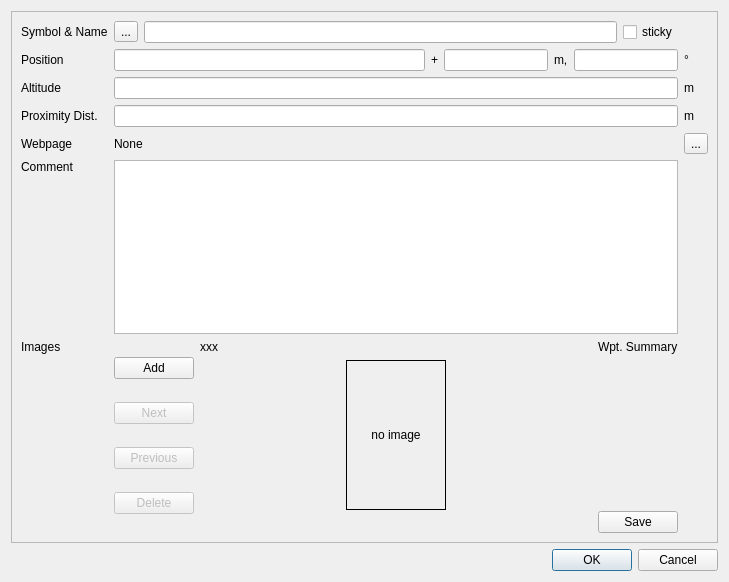
Old version of the form src/IDlgEditWpt.ui in the repository ntruchsess/QLandkarteGT.
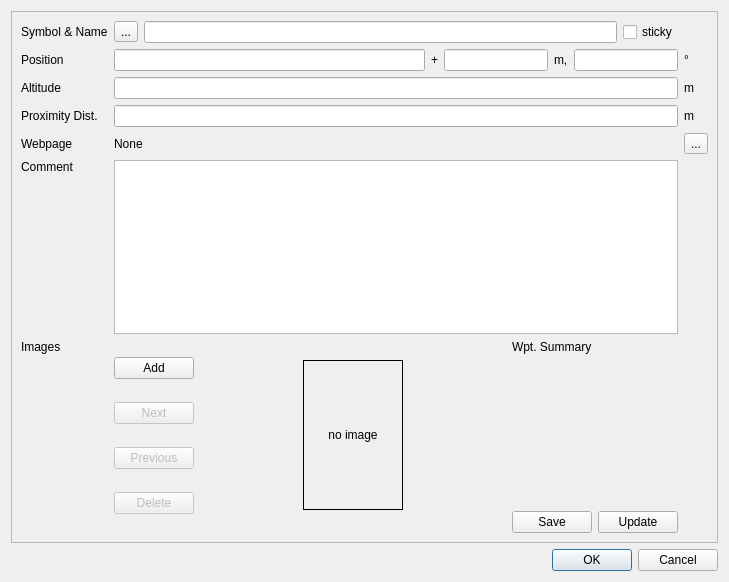
New version of the form.

Commit message: add update barcode button

Patch:
```diff
--- a/src/IDlgEditWpt.ui
+++ b/src/IDlgEditWpt.ui
@@ -255,10 +255,10 @@
              </sizepolicy>
             </property>
             <property name="text">
-             <string>xxx</string>
+             <string/>
             </property>
             <property name="alignment">
-             <set>Qt::AlignJustify|Qt::AlignTop</set>
+             <set>Qt::AlignHCenter|Qt::AlignTop</set>
             </property>
            </widget>
           </item>
@@ -358,11 +358,22 @@
            </widget>
           </item>
           <item>
+           <layout class="QHBoxLayout" name="horizontalLayout_3">
+            <item>
            <widget class="QPushButton" name="pushSaveBarcode">
             <property name="text">
              <string>Save</string>
             </property>
            </widget>
+            </item>
+            <item>
+             <widget class="QPushButton" name="pushUpdateBarcode">
+              <property name="text">
+               <string>Update</string>
+              </property>
+             </widget>
+            </item>
+           </layout>
           </item>
          </layout>
         </item>
```
Left out of the diff: 4 changed lines with no effect on the pictures. Lines whose indentation alone changed are shown as unchanged. The commit also changes 2 other files.
